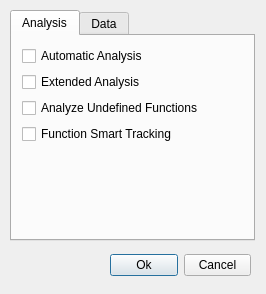
ThunderCls/xAnalyzer, file xAnalyzer/gui/OptionsDialog.ui: the form before one commit.
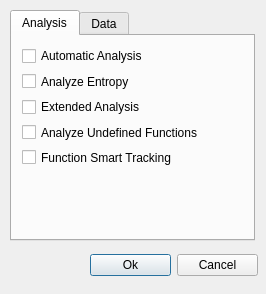
The form after the commit. Icons and pictures are not drawn.

Patch:
```diff
--- a/xAnalyzer/gui/OptionsDialog.ui
+++ b/xAnalyzer/gui/OptionsDialog.ui
@@ -45,7 +45,7 @@
        <x>10</x>
        <y>10</y>
        <width>221</width>
-       <height>101</height>
+       <height>121</height>
       </rect>
      </property>
      <layout class="QVBoxLayout" name="verticalLayout">
@@ -56,6 +56,13 @@
         </property>
        </widget>
       </item>
+      <item>
+       <widget class="QCheckBox" name="checkEntropy">
+        <property name="text">
+         <string>Analyze Entropy</string>
+        </property>
+       </widget>
+      </item>
       <item>
        <widget class="QCheckBox" name="checkExtendedAnalysis">
         <property name="text">
@@ -171,9 +178,9 @@
   <widget class="QWidget" name="horizontalLayoutWidget">
    <property name="geometry">
     <rect>
-     <x>110</x>
+     <x>90</x>
      <y>250</y>
-     <width>141</width>
+     <width>168</width>
      <height>31</height>
     </rect>
    </property>
```
Left out of the diff: 2 changed lines with no effect on the pictures.
